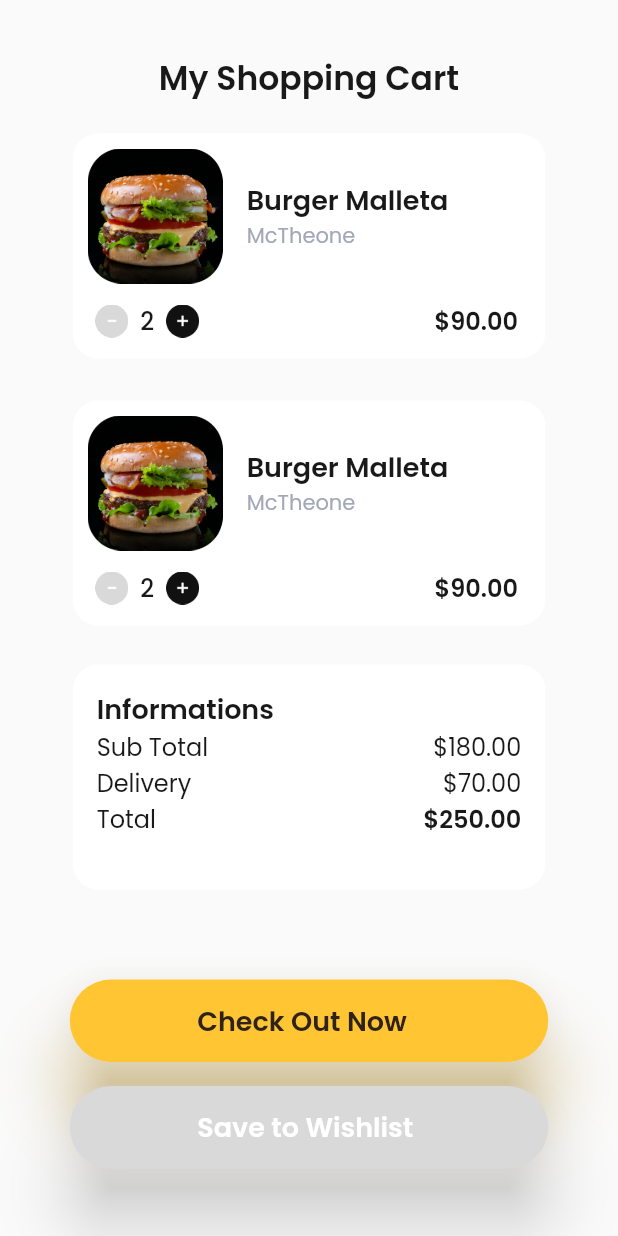
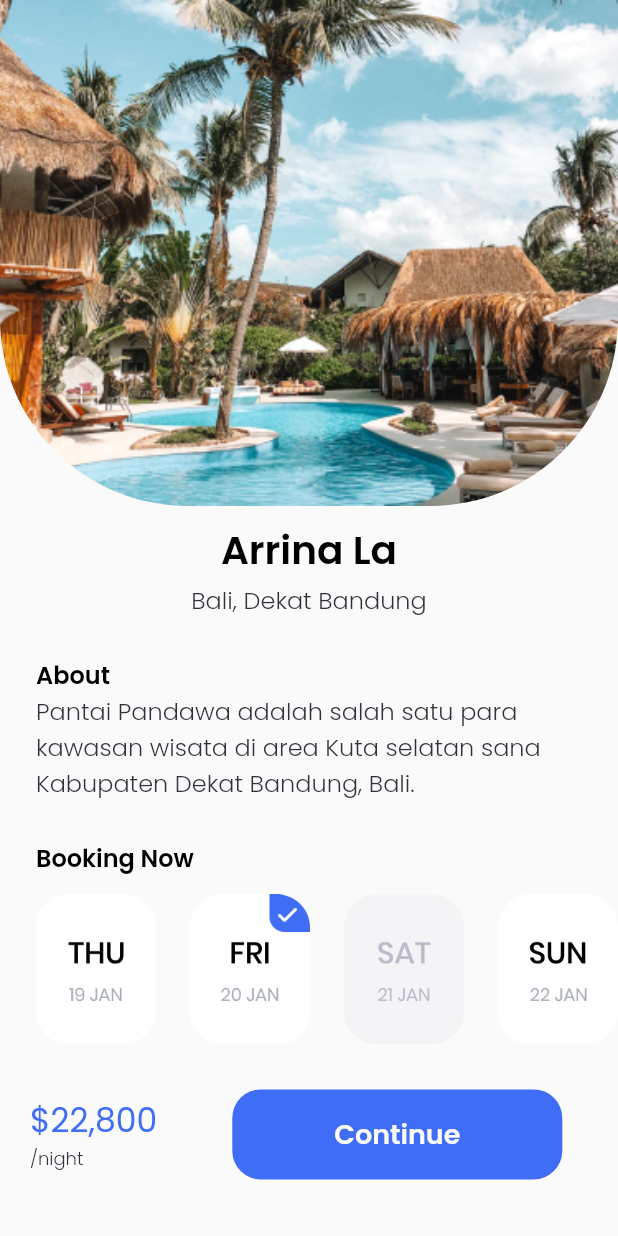
Before and after one commit to zakariyah24/sevendays-slicing, a Flutter app: the screen it shows after launch, on a phone screen of 412 x 824 dp. Run offline on Flutter 3.47's test engine with Material 2 defaults, Android fonts, the phone set to English and light mode, and no system bars; our stand-ins replace flutter_rating_bar, google_fonts.

Commit message:
add second random

```diff
--- a/lib/main.dart
+++ b/lib/main.dart
@@ -8,6 +8,7 @@ import 'package:sevendays/pages/first_splash.dart';
 import 'package:sevendays/pages/first_started.dart';
 import 'package:sevendays/pages/second_empty.dart';
 import 'package:sevendays/pages/second_pricing.dart';
+import 'package:sevendays/pages/second_random.dart';
 import 'package:sevendays/pages/second_rating.dart';
 import 'package:sevendays/pages/second_started.dart';
 import 'package:sevendays/pages/second_splash.dart';
@@ -24,7 +25,7 @@ class SevenDays extends StatelessWidget {
   Widget build(BuildContext context) {
     return const MaterialApp(
       debugShowCheckedModeBanner: false,
-      home: FirstRandom(),
+      home: SecondRandom(),
     );
   }
 }
--- a/lib/pages/first_random.dart
+++ b/lib/pages/first_random.dart
@@ -1,5 +1,6 @@
 import 'package:flutter/material.dart';
 import 'package:google_fonts/google_fonts.dart';
+import 'package:sevendays/pages/first_started.dart';
 
 class FirstRandom extends StatelessWidget {
   const FirstRandom({Key? key}) : super(key: key);
--- /dev/null
+++ b/lib/pages/second_random.dart
@@ -0,0 +1,176 @@
+import 'package:flutter/material.dart';
+import 'package:google_fonts/google_fonts.dart';
+import 'package:sevendays/widgets/theme.dart';
+
+class SecondRandom extends StatelessWidget {
+  const SecondRandom({Key? key}) : super(key: key);
+
+  @override
+  Widget build(BuildContext context) {
+    var ukuran = MediaQuery.of(context).size;
+    return SafeArea(
+      child: Scaffold(
+        body: SingleChildScrollView(
+          child: Column(
+            crossAxisAlignment: CrossAxisAlignment.start,
+            mainAxisAlignment: MainAxisAlignment.start,
+            children: [
+              ClipRRect(
+                borderRadius: const BorderRadius.only(
+                  bottomLeft: Radius.circular(125),
+                  bottomRight: Radius.circular(125),
+                ),
+                child: Image.asset(
+                  'assets/river.png',
+                  width: double.infinity,
+                  fit: BoxFit.fill,
+                ),
+              ),
+              Center(
+                child: Padding(
+                  padding: const EdgeInsets.only(top: 10),
+                  child: Text(
+                    "Arrina La",
+                    style: GoogleFonts.poppins(
+                      color: const Color(0xff000000),
+                      fontSize: 26,
+                      fontWeight: FontWeight.w600,
+                    ),
+                  ),
+                ),
+              ),
+              Center(
+                child: Padding(
+                  padding: const EdgeInsets.only(top: 2),
+                  child: Text(
+                    "Bali, Dekat Bandung",
+                    style: GoogleFonts.poppins(
+                      color: const Color(0xff2F323A),
+                      fontSize: 16,
+                      fontWeight: FontWeight.w300,
+                    ),
+                  ),
+                ),
+              ),
+              const SizedBox(height: 26),
+              Padding(
+                padding: const EdgeInsets.only(left: 24),
+                child: Text(
+                  "About",
+                  style: GoogleFonts.poppins(
+                    color: const Color(0xff000000),
+                    fontSize: 16,
+                    fontWeight: FontWeight.w600,
+                  ),
+                ),
+              ),
+              Padding(
+                padding: const EdgeInsets.only(left: 24, right: 10),
+                child: Text(
+                  "Pantai Pandawa adalah salah satu para kawasan wisata di area Kuta selatan sana Kabupaten Dekat Bandung, Bali.",
+                  maxLines: 3,
+                  overflow: TextOverflow.ellipsis,
+                  style: GoogleFonts.poppins(
+                    fontSize: 16,
+                    color: const Color(0xff2F323A),
+                    fontWeight: FontWeight.w300,
+                  ),
+                ),
+              ),
+              const SizedBox(height: 26),
+              Padding(
+                padding: const EdgeInsets.only(left: 24),
+                child: Text(
+                  "Booking Now",
+                  style: GoogleFonts.poppins(
+                    color: const Color(0xff000000),
+                    fontSize: 16,
+                    fontWeight: FontWeight.w600,
+                  ),
+                ),
+              ),
+              const SizedBox(height: 12),
+              Padding(
+                padding: const EdgeInsets.only(left: 24),
+                child: Row(
+                  mainAxisAlignment: MainAxisAlignment.spaceBetween,
+                  children: [
+                    Image.asset(
+                      "assets/thu.png",
+                      width: 80,
+                      height: 100,
+                    ),
+                    Image.asset(
+                      "assets/fri.png",
+                      width: 80,
+                      height: 100,
+                    ),
+                    Image.asset(
+                      "assets/sat.png",
+                      width: 80,
+                      height: 100,
+                    ),
+                    Image.asset(
+                      "assets/sun.png",
+                      width: 80,
+                      height: 100,
+                    ),
+                  ],
+                ),
+              ),
+              const SizedBox(height: 30),
+              Padding(
+                padding: const EdgeInsets.only(left: 20, right: 20),
+                child: Row(
+                  children: [
+                    Column(
+                      crossAxisAlignment: CrossAxisAlignment.start,
+                      children: [
+                        Text(
+                          "\$22,800",
+                          style: GoogleFonts.poppins(
+                            color: Color(0xff3F6DF6),
+                            fontSize: 22,
+                            fontWeight: FontWeight.w400,
+                          ),
+                        ),
+                        Text(
+                          "/night",
+                          style: GoogleFonts.poppins(
+                            fontSize: 12,
+                            fontWeight: FontWeight.w300,
+                            color: Color(0xff2f323a),
+                          ),
+                        )
+                      ],
+                    ),
+                    const SizedBox(width: 50),
+                    SizedBox(
+                      width: 220,
+                      height: 60,
+                      child: TextButton(
+                        style: TextButton.styleFrom(
+                            backgroundColor: const Color(0xff3F6DF6),
+                            shape: RoundedRectangleBorder(
+                                borderRadius: BorderRadius.circular(19))),
+                        onPressed: () {},
+                        child: Text(
+                          'Continue',
+                          style: GoogleFonts.poppins(
+                              fontSize: 18,
+                              fontWeight: FontWeight.w600,
+                              color: const Color(0xfffafafa)),
+                        ),
+                      ),
+                    ),
+                  ],
+                ),
+              ),
+              const SizedBox(height: 34)
+            ],
+          ),
+        ),
+      ),
+    );
+  }
+}
```
